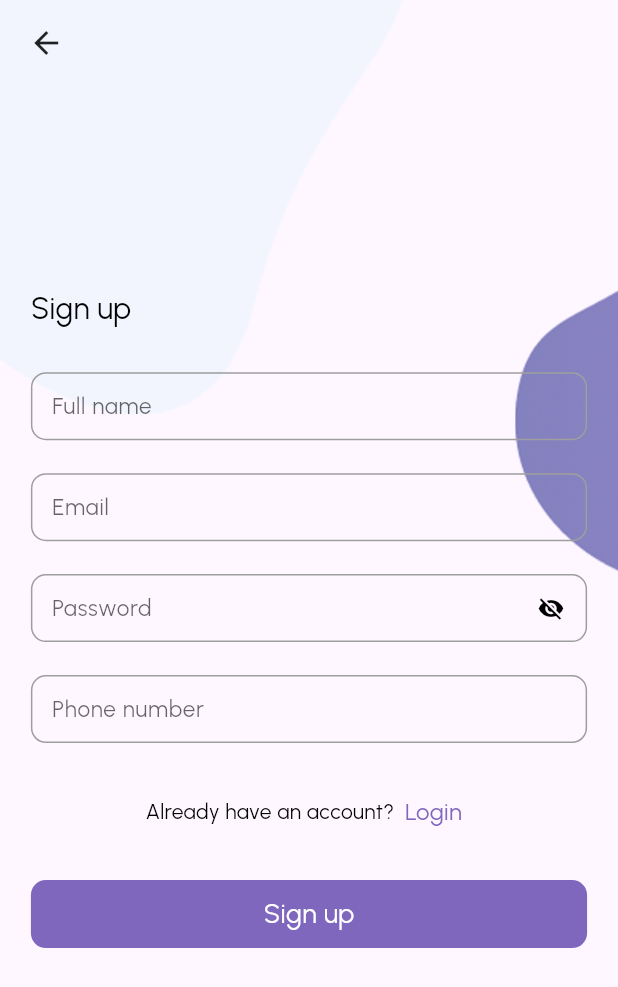
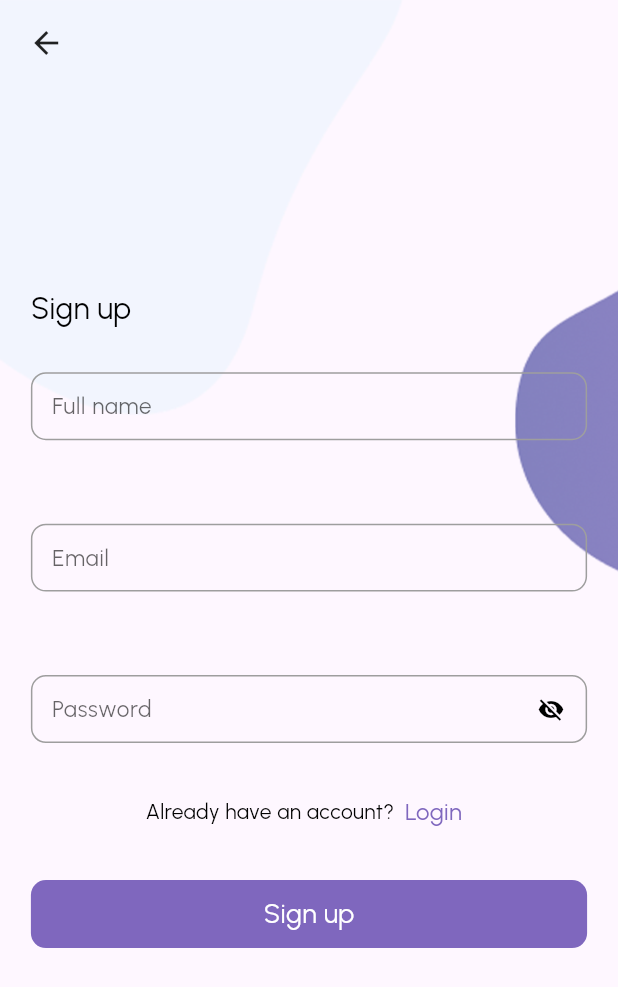
Before and after one commit to fadialkhlaf1998/is_app, a Flutter app: the SignUpPage screen opened by its route, on a phone screen of 412 x 824 dp. Shown: the top 987 px of the screen. Run offline on Flutter 3.47's test engine with Material 3 defaults, Android fonts, the phone set to English and light mode, and no system bars; our stand-ins replace carousel_slider, dio, file_picker, flutter_svg, fluttertoast, get and 5 more; missing offline and left inert: myfatoorah_flutter; accounts and stored records are empty; generated files the repository leaves out were written again; network calls fail; statements that could not run were skipped; project files that could hold a hidden picture were left out.

Commit message:
init commet

```diff
--- a/lib/pages/sign_up/widgets/text_fields.dart
+++ b/lib/pages/sign_up/widgets/text_fields.dart
@@ -50,13 +50,13 @@ class TextFields extends StatelessWidget {
               textInputType: TextInputType.visiblePassword,
               controller: signUpController.passwordController,
             ),
-            CustomTextField(
-              width: 0.9,
-              height: 0.055,
-              labelText: context.localizations.phone_number,
-              textInputType: TextInputType.phone,
-              controller: signUpController.phoneController,
-            ),
+            // CustomTextField(
+            //   width: 0.9,
+            //   height: 0.055,
+            //   labelText: context.localizations.phone_number,
+            //   textInputType: TextInputType.phone,
+            //   controller: signUpController.phoneController,
+            // ),
           ],
         ),
       );
```
Also changed, not shown: lib/pages/sign_up/controller.dart (+8 -6 lines).
